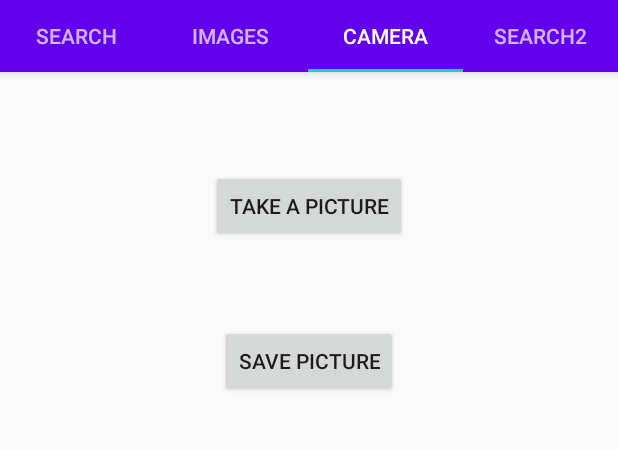
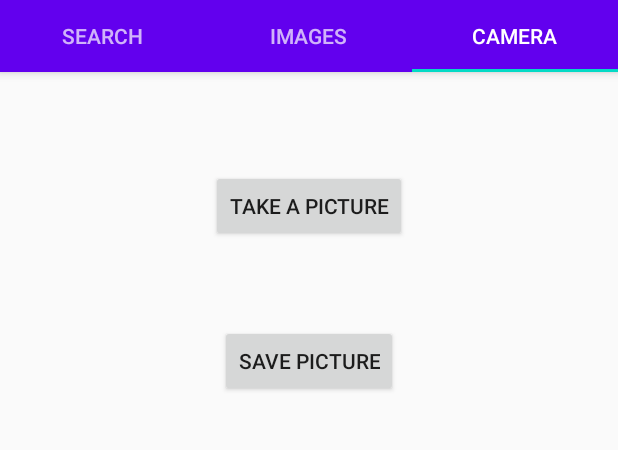
Before and after one commit to AndrewDunham/Cmpt385Project, an Android app: the screen it shows after launch (MainActivity), tab 3 chosen, on a phone screen of 412 x 824 dp, the part 89-539 px from its top. Run offline under Robolectric (Android 15) with nearby library versions, the phone set to English and light mode, and no system bars.

Commit message:
removed fourth tab

```diff
--- a/app/src/main/java/com/example/cmpt385/ImageSearch.java
+++ b/app/src/main/java/com/example/cmpt385/ImageSearch.java
@@ -38,12 +38,8 @@ import java.util.ArrayList;
 
 import android.os.Bundle;
 
-public class ImageSearch extends Fragment {
+public class ImageSearch extends AppCompatActivity {
 
-
-    public View onCreateView(@NonNull LayoutInflater inflater, @Nullable ViewGroup container, @Nullable Bundle savedInstanceState) {
-        return inflater.inflate(R.layout.fragment4,container,false);
-    }
     //Setting up the object
     public class Image {
         private int id;
--- a/app/src/main/java/com/example/cmpt385/ui/main/SectionsPagerAdapter.java
+++ b/app/src/main/java/com/example/cmpt385/ui/main/SectionsPagerAdapter.java
@@ -35,7 +35,7 @@ import com.example.cmpt385.Tab3;
 public class SectionsPagerAdapter extends FragmentPagerAdapter {
 
     @StringRes
-    private static final int[] TAB_TITLES = new int[]{R.string.tab_text_1, R.string.tab_text_2,R.string.tab_text_3,R.string.tab_text_4};
+    private static final int[] TAB_TITLES = new int[]{R.string.tab_text_1, R.string.tab_text_2,R.string.tab_text_3};
     private final Context mContext;
 
     public SectionsPagerAdapter(Context context, FragmentManager fm) {
@@ -60,9 +60,6 @@ public class SectionsPagerAdapter extends FragmentPagerAdapter {
             case 2:
                 fragment = new Tab3();
                 break;
-            case 3:
-                fragment = new ImageSearch();
-                break;
         }
         return fragment;
     }
@@ -77,6 +74,6 @@ public class SectionsPagerAdapter extends FragmentPagerAdapter {
     @Override
     public int getCount() {
         // Show 3 total pages.
-        return 4;
+        return 3;
     }
 }
--- a/app/src/main/res/layout/fragment3.xml
+++ b/app/src/main/res/layout/fragment3.xml
@@ -27,11 +27,10 @@
         />
 
     <ImageView
+        android:id="@+id/imageView"
         android:layout_width="match_parent"
-        android:layout_height="0dp"
-        android:layout_weight="1"
-        android:id="@+id/imageView"
-        />
+        android:layout_height="294dp"
+        android:layout_weight="1" />
 
 
 
```
